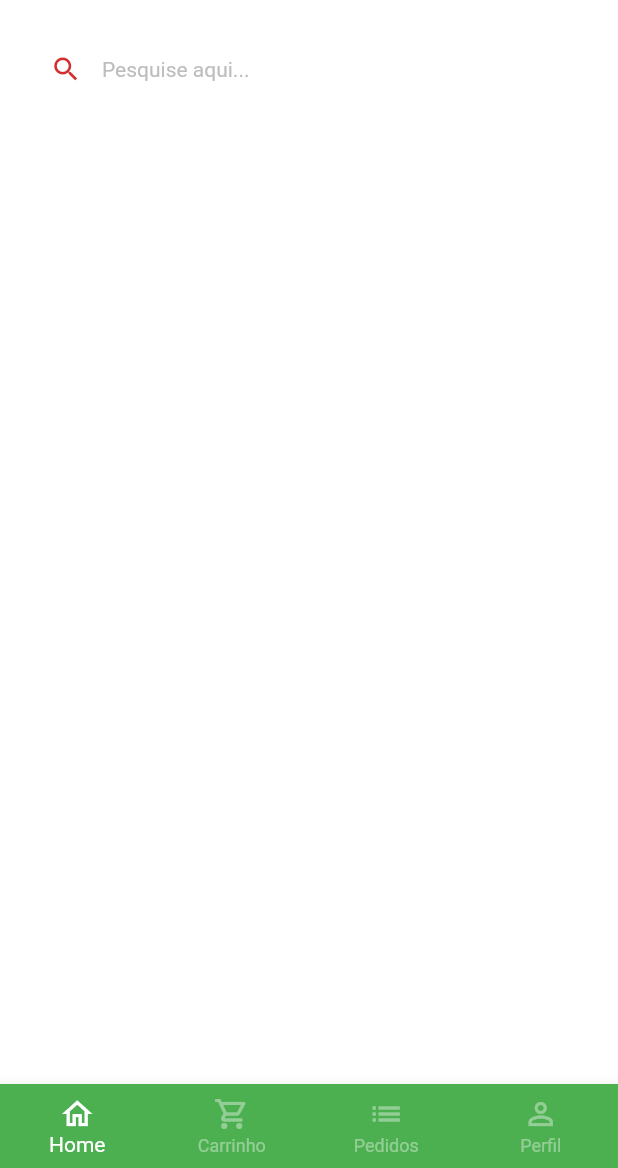
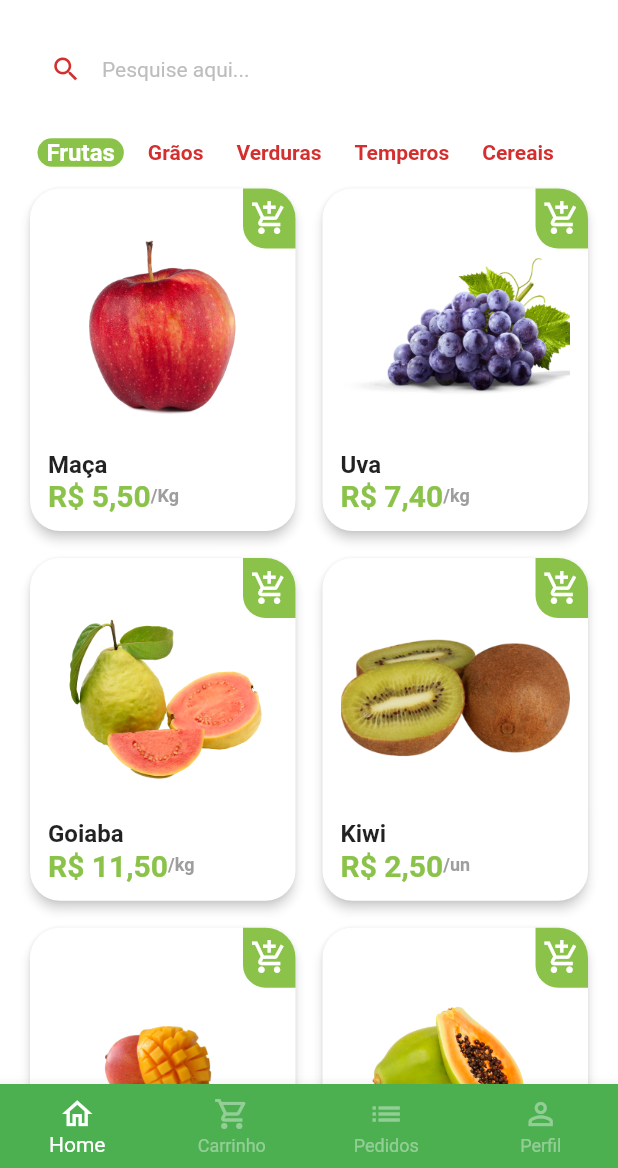
Before and after one commit to douglasfcsoares/greengrocer, a Flutter app: the screen it shows after launch, after a tap on "Entrar", on a phone screen of 412 x 824 dp, the part 68-1236 px from its top. Run offline on Flutter 3.47's test engine with Material 2 defaults, Android fonts, the phone set to English and light mode, and no system bars; drawn by our look-alikes of badges; our stand-ins replace animated_text_kit, mask_text_input_formatter.

Commit message:
Conclusão da tela home

```diff
--- a/lib/main.dart
+++ b/lib/main.dart
@@ -1,5 +1,5 @@
 import 'package:flutter/material.dart';
-import 'package:greengrocer/src/auth/sign_in_screen.dart';
+import 'package:greengrocer/src/pages/auth/sign_in_screen.dart';
 
 void main() {
   runApp(const MyApp());
--- /dev/null
+++ b/lib/src/config/add_data.dart
@@ -0,0 +1,73 @@
+import 'package:greengrocer/src/models/item_model.dart';
+
+ItemModel apple = ItemModel(
+  itemName: 'Maça',
+  imgUrl: 'assets/fruits/apple.png',
+  unit: 'Kg',
+  price: 5.5,
+  description:
+      'A melhor maçã da região e que conta com o melhor preço de qualquer quitanda. Este item conta com vitaminas essenciais para o fortalecimento corporal, resultando em uma vida saudável.',
+);
+
+ItemModel grape = ItemModel(
+  imgUrl: 'assets/fruits/grape.png',
+  itemName: 'Uva',
+  price: 7.4,
+  unit: 'kg',
+  description:
+      'A melhor uva da região e que conta com o melhor preço de qualquer quitanda. Este item conta com vitaminas essenciais para o fortalecimento corporal, resultando em uma vida saudável.',
+);
+
+ItemModel guava = ItemModel(
+  imgUrl: 'assets/fruits/guava.png',
+  itemName: 'Goiaba',
+  price: 11.5,
+  unit: 'kg',
+  description:
+      'A melhor goiaba da região e que conta com o melhor preço de qualquer quitanda. Este item conta com vitaminas essenciais para o fortalecimento corporal, resultando em uma vida saudável.',
+);
+
+ItemModel kiwi = ItemModel(
+  imgUrl: 'assets/fruits/kiwi.png',
+  itemName: 'Kiwi',
+  price: 2.5,
+  unit: 'un',
+  description:
+      'O melhor kiwi da região e que conta com o melhor preço de qualquer quitanda. Este item conta com vitaminas essenciais para o fortalecimento corporal, resultando em uma vida saudável.',
+);
+
+ItemModel mango = ItemModel(
+  imgUrl: 'assets/fruits/mango.png',
+  itemName: 'Manga',
+  price: 2.5,
+  unit: 'un',
+  description:
+      'A melhor manga da região e que conta com o melhor preço de qualquer quitanda. Este item conta com vitaminas essenciais para o fortalecimento corporal, resultando em uma vida saudável.',
+);
+
+ItemModel papaya = ItemModel(
+  imgUrl: 'assets/fruits/papaya.png',
+  itemName: 'Mamão papaya',
+  price: 8,
+  unit: 'kg',
+  description:
+      'O melhor mamão da região e que conta com o melhor preço de qualquer quitanda. Este item conta com vitaminas essenciais para o fortalecimento corporal, resultando em uma vida saudável.',
+);
+
+// Lista de produtos
+List<ItemModel> items = [
+  apple,
+  grape,
+  guava,
+  kiwi,
+  mango,
+  papaya,
+];
+
+List<String> categories = [
+  'Frutas',
+  'Grãos',
+  'Verduras',
+  'Temperos',
+  'Cereais',
+];
--- /dev/null
+++ b/lib/src/models/item_model.dart
@@ -0,0 +1,15 @@
+class ItemModel {
+  String itemName;
+  String imgUrl;
+  String unit;
+  double price;
+  String description;
+
+  ItemModel({
+    required this.itemName,
+    required this.imgUrl,
+    required this.unit,
+    required this.price,
+    required this.description,
+  });
+}
--- a/lib/src/auth/sign_in_screen.dart
+++ b/lib/src/pages/auth/sign_in_screen.dart
@@ -1,8 +1,8 @@
 import 'package:animated_text_kit/animated_text_kit.dart';
 import 'package:flutter/material.dart';
-import 'package:greengrocer/src/auth/components/custom_text_field.dart';
-import 'package:greengrocer/src/auth/sign_up_screen.dart';
-import 'package:greengrocer/src/base/base_screen.dart';
+import 'package:greengrocer/src/pages/auth/components/custom_text_field.dart';
+import 'package:greengrocer/src/pages/auth/sign_up_screen.dart';
+import 'package:greengrocer/src/pages/base/base_screen.dart';
 import 'package:greengrocer/src/config/custom_colors.dart';
 
 class SignInScreen extends StatelessWidget {
--- a/lib/src/auth/sign_up_screen.dart
+++ b/lib/src/pages/auth/sign_up_screen.dart
@@ -1,5 +1,5 @@
 import 'package:flutter/material.dart';
-import 'package:greengrocer/src/auth/components/custom_text_field.dart';
+import 'package:greengrocer/src/pages/auth/components/custom_text_field.dart';
 import 'package:greengrocer/src/config/custom_colors.dart';
 import 'package:mask_text_input_formatter/mask_text_input_formatter.dart';
 
--- a/lib/src/base/base_screen.dart
+++ b/lib/src/pages/base/base_screen.dart
@@ -1,5 +1,5 @@
 import 'package:flutter/material.dart';
-import 'package:greengrocer/src/home/home_tab.dart';
+import 'package:greengrocer/src/pages/home/home_tab.dart';
 
 class BaseScreen extends StatefulWidget {
   const BaseScreen({Key? key}) : super(key: key);
--- /dev/null
+++ b/lib/src/pages/home/components/category_tile.dart
@@ -0,0 +1,43 @@
+import 'package:flutter/material.dart';
+import 'package:greengrocer/src/config/custom_colors.dart';
+
+class CategoryTile extends StatelessWidget {
+  const CategoryTile({
+    Key? key,
+    required this.category,
+    required this.isSelected,
+    required this.onPressed,
+  }) : super(key: key);
+
+  final String category;
+  final bool isSelected;
+  final VoidCallback onPressed;
+
+  @override
+  Widget build(BuildContext context) {
+    return GestureDetector(
+      onTap: onPressed,
+      child: Align(
+        alignment: Alignment.center,
+        child: Container(
+          padding: const EdgeInsets.symmetric(horizontal: 6),
+          decoration: BoxDecoration(
+            borderRadius: BorderRadius.circular(10),
+            color: isSelected
+                ? CustomColors.customSwatchColor
+                : Colors.transparent,
+          ),
+          child: Text(
+            category,
+            style: TextStyle(
+              color:
+                  isSelected ? Colors.white : CustomColors.customContrastColor,
+              fontWeight: FontWeight.bold,
+              fontSize: isSelected ? 16 : 14,
+            ),
+          ),
+        ),
+      ),
+    );
+  }
+}
--- /dev/null
+++ b/lib/src/pages/home/components/item_tile.dart
@@ -0,0 +1,94 @@
+import 'package:flutter/material.dart';
+import 'package:greengrocer/src/config/custom_colors.dart';
+import 'package:greengrocer/src/models/item_model.dart';
+import 'package:greengrocer/src/services/util_serices.dart';
+
+class ItemTile extends StatelessWidget {
+  final ItemModel item;
+
+  ItemTile({
+    Key? key,
+    required this.item,
+  }) : super(key: key);
+
+  final UtilSerices utilSerices = UtilSerices();
+
+  @override
+  Widget build(BuildContext context) {
+    return Stack(
+      children: [
+        Card(
+          elevation: 3,
+          shadowColor: Colors.grey.shade300,
+          shape: RoundedRectangleBorder(
+            borderRadius: BorderRadius.circular(20),
+          ),
+          child: Padding(
+            padding: const EdgeInsets.all(12),
+            child: Column(
+              crossAxisAlignment: CrossAxisAlignment.stretch,
+              children: [
+                // Imagem
+                Expanded(child: Image.asset(item.imgUrl)),
+
+                // Nome
+                Text(
+                  item.itemName,
+                  style: const TextStyle(
+                    fontSize: 16,
+                    fontWeight: FontWeight.bold,
+                  ),
+                ),
+
+                // Preço - Unidade
+                Row(
+                  children: [
+                    Text(
+                      utilSerices.priceToCurrency(item.price),
+                      style: TextStyle(
+                        fontWeight: FontWeight.bold,
+                        fontSize: 20,
+                        color: CustomColors.customSwatchColor,
+                      ),
+                    ),
+                    Text(
+                      '/${item.unit}',
+                      style: TextStyle(
+                        color: Colors.grey.shade500,
+                        fontWeight: FontWeight.bold,
+                        fontSize: 12,
+                      ),
+                    )
+                  ],
+                ),
+              ],
+            ),
+          ),
+        ),
+        Positioned(
+          top: 4,
+          right: 4,
+          child: GestureDetector(
+            onTap: () {},
+            child: Container(
+              height: 40,
+              width: 35,
+              decoration: BoxDecoration(
+                color: CustomColors.customSwatchColor,
+                borderRadius: const BorderRadius.only(
+                  bottomLeft: Radius.circular(15),
+                  topRight: Radius.circular(20),
+                ),
+              ),
+              child: const Icon(
+                Icons.add_shopping_cart_outlined,
+                color: Colors.white,
+                size: 25,
+              ),
+            ),
+          ),
+        )
+      ],
+    );
+  }
+}
--- a/lib/src/home/home_tab.dart
+++ b/lib/src/pages/home/home_tab.dart
@@ -1,9 +1,19 @@
 import 'package:badges/badges.dart';
 import 'package:flutter/material.dart';
 import 'package:greengrocer/src/config/custom_colors.dart';
+import 'package:greengrocer/src/pages/home/components/category_tile.dart';
+import 'package:greengrocer/src/config/add_data.dart' as app_data;
+import 'package:greengrocer/src/pages/home/components/item_tile.dart';
 
-class HomeTab extends StatelessWidget {
+class HomeTab extends StatefulWidget {
   const HomeTab({Key? key}) : super(key: key);
+
+  @override
+  State<HomeTab> createState() => _HomeTabState();
+}
+
+class _HomeTabState extends State<HomeTab> {
+  String selectCategory = 'Frutas';
 
   @override
   Widget build(BuildContext context) {
@@ -63,7 +73,7 @@ class HomeTab extends StatelessWidget {
 
       body: Column(
         children: [
-          // Campo Pesquisa
+          // ############################ Campo Pesquisa
 
           Padding(
             padding: const EdgeInsets.symmetric(
@@ -94,11 +104,53 @@ class HomeTab extends StatelessWidget {
                 ),
               ),
             ),
-          )
+          ),
 
-          // Categorias
+          // ############################ Categorias
 
-          // Grid de Produtos
+          Container(
+            padding: const EdgeInsets.only(left: 25),
+            height: 40,
+            child: ListView.separated(
+              scrollDirection: Axis.horizontal,
+              itemBuilder: (_, index) {
+                return CategoryTile(
+                  onPressed: () {
+                    setState(() {
+                      selectCategory = app_data.categories[index];
+                    });
+                  },
+                  category: app_data.categories[index],
+                  isSelected: app_data.categories[index] == selectCategory,
+                );
+              },
+              separatorBuilder: (_, index) => const SizedBox(
+                width: 10,
+              ),
+              itemCount: app_data.categories.length,
+            ),
+          ),
+
+          // ############################ Grid de Produtos
+
+          Expanded(
+            child: GridView.builder(
+              padding: const EdgeInsets.fromLTRB(16, 0, 16, 16),
+              physics: const BouncingScrollPhysics(),
+              gridDelegate: const SliverGridDelegateWithFixedCrossAxisCount(
+                crossAxisCount: 2,
+                mainAxisSpacing: 10,
+                crossAxisSpacing: 10,
+                childAspectRatio: 9 / 11.5,
+              ),
+              itemCount: app_data.items.length,
+              itemBuilder: (_, index) {
+                return ItemTile(
+                  item: app_data.items[index],
+                );
+              },
+            ),
+          ),
         ],
       ),
     );
--- /dev/null
+++ b/lib/src/services/util_serices.dart
@@ -0,0 +1,9 @@
+import 'package:intl/intl.dart';
+
+class UtilSerices {
+  String priceToCurrency(double price) {
+    NumberFormat numberFormat = NumberFormat.simpleCurrency(locale: 'pt_BR');
+
+    return numberFormat.format(price);
+  }
+}
--- a/pubspec.yaml
+++ b/pubspec.yaml
@@ -37,6 +37,7 @@ dependencies:
   animated_text_kit: ^4.2.2
   mask_text_input_formatter: ^2.4.0
   badges: ^2.0.3
+  intl: ^0.17.0
 
 dev_dependencies:
   flutter_test:
@@ -61,8 +62,8 @@ flutter:
   uses-material-design: true
 
   # To add assets to your application, add an assets section, like this:
-  # assets:
-  #   - images/a_dot_burr.jpeg
+  assets:
+    - assets/fruits/
   #   - images/a_dot_ham.jpeg
 
   # An image asset can refer to one or more resolution-specific "variants", see
```
Also changed, not shown: assets/fruits/apple.png (added), assets/fruits/grape.png (added), assets/fruits/guava.png (added), assets/fruits/kiwi.png (added), assets/fruits/mango.png (added), assets/fruits/papaya.png (added), lib/src/pages/auth/components/custom_text_field.dart (renamed from lib/src/auth/components/custom_text_field.dart), pubspec.lock.
